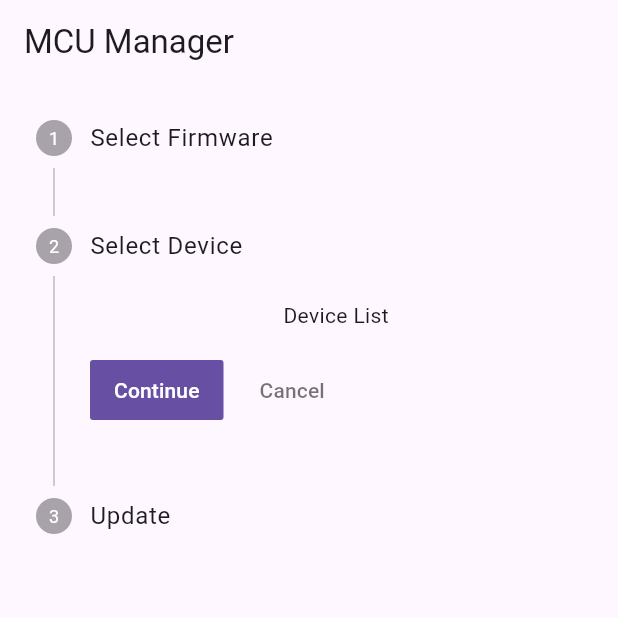
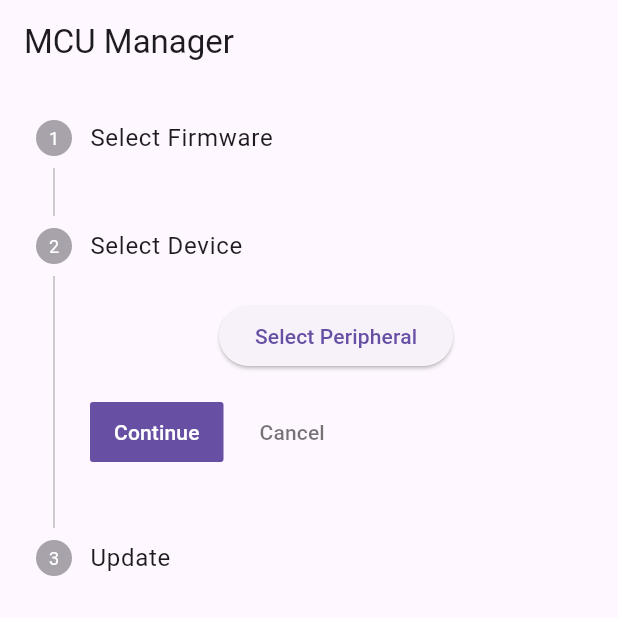
Before and after one commit to NordicSemiconductor/Flutter-nRF-Connect-Device-Manager, a Flutter app: the screen it shows after launch, after a tap on "Continue", on a phone screen of 412 x 824 dp, the top half of it. Run offline on Flutter 3.47's test engine with Material 3 defaults, Android fonts, the phone set to English and light mode, and no system bars; our stand-ins replace fixnum, flutter_blue_plus, rxdart, tuple; missing offline and left inert: protobuf; network calls fail.

Commit message:
Discover and select peripherals

```diff
--- a/example/lib/main.dart
+++ b/example/lib/main.dart
@@ -3,6 +3,7 @@ import 'package:mcumgr_flutter_example/src/model/update_parameters.dart';
 import 'package:mcumgr_flutter_example/src/providers/update_parameters_provider.dart';
 import 'package:mcumgr_flutter_example/src/view/firmware_select/firmware_list.dart';
 import 'package:mcumgr_flutter_example/src/view/stepper_view/firmware_select.dart';
+import 'package:mcumgr_flutter_example/src/view/stepper_view/peripheral_select.dart';
 import 'package:provider/provider.dart';
 
 void main() {
@@ -58,7 +59,7 @@ class _MyAppState extends State<MyApp> {
         ),
         Step(
           title: Text('Select Device'),
-          content: Text('Device List'),
+          content: Center(child: PeripheralSelect()),
         ),
         Step(
           title: Text('Update'),
--- a/example/lib/src/model/update_parameters.dart
+++ b/example/lib/src/model/update_parameters.dart
@@ -1,8 +1,8 @@
 import 'package:mcumgr_flutter_example/src/model/firmware_image.dart';
 
 class UpdateParameters {
-  String? deviceID;
   SelectedFirmware? firmware;
+  SelectedPeripheral? peripheral;
 }
 
 class SelectedFirmware {
@@ -18,3 +18,13 @@ class SelectedFirmware {
     required this.firmware,
   });
 }
+
+class SelectedPeripheral {
+  final String name;
+  final String identifier;
+
+  SelectedPeripheral({
+    required this.name,
+    required this.identifier,
+  });
+}
--- a/example/lib/src/providers/update_parameters_provider.dart
+++ b/example/lib/src/providers/update_parameters_provider.dart
@@ -13,4 +13,9 @@ class UpdateParametersProvider extends ChangeNotifier {
     _updateParameters.firmware = firmware;
     notifyListeners();
   }
+
+  void setPeripheral(SelectedPeripheral peripheral) {
+    _updateParameters.peripheral = peripheral;
+    notifyListeners();
+  }
 }
--- /dev/null
+++ b/example/lib/src/view/stepper_view/peripheral_select.dart
@@ -0,0 +1,30 @@
+import 'package:flutter/material.dart';
+import 'package:mcumgr_flutter_example/src/model/update_parameters.dart';
+import 'package:mcumgr_flutter_example/src/providers/update_parameters_provider.dart';
+import 'package:mcumgr_flutter_example/src/view/peripheral_select/peripheral_list.dart';
+import 'package:provider/provider.dart';
+
+class PeripheralSelect extends StatelessWidget {
+  const PeripheralSelect({Key? key}) : super(key: key);
+
+  @override
+  Widget build(BuildContext context) {
+    UpdateParameters updateParameters =
+        context.watch<UpdateParametersProvider>().value;
+
+    return Column(
+      children: [
+        if (updateParameters.peripheral != null)
+          Text(updateParameters.peripheral!.name),
+        ElevatedButton(
+            onPressed: () {
+              Navigator.push(
+                context,
+                MaterialPageRoute(builder: (context) => PeripheralList()),
+              );
+            },
+            child: Text('Select Peripheral')),
+      ],
+    );
+  }
+}
--- a/example/pubspec.yaml
+++ b/example/pubspec.yaml
@@ -8,6 +8,7 @@ environment:
 dependencies:
   flutter:
     sdk: flutter
+  flutter_blue_plus: ^1.30.6
   http: ^1.1.2
   json_annotation: ^4.8.1
   mcumgr_flutter:
```
Also changed, not shown: example/lib/src/repository/peripheral_repository.dart (added, +44 -0 lines), example/lib/src/view/peripheral_select/peripheral_list.dart (added, +94 -0 lines), example/pubspec.lock, 2 other files.
